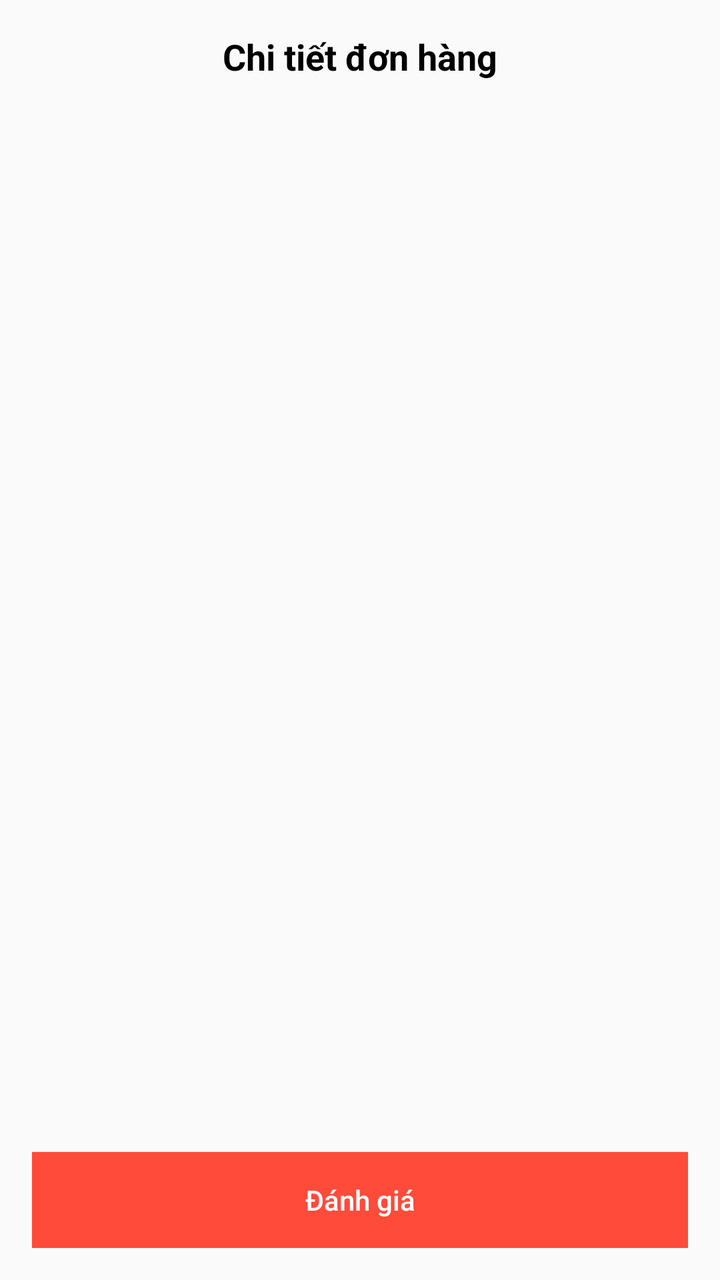
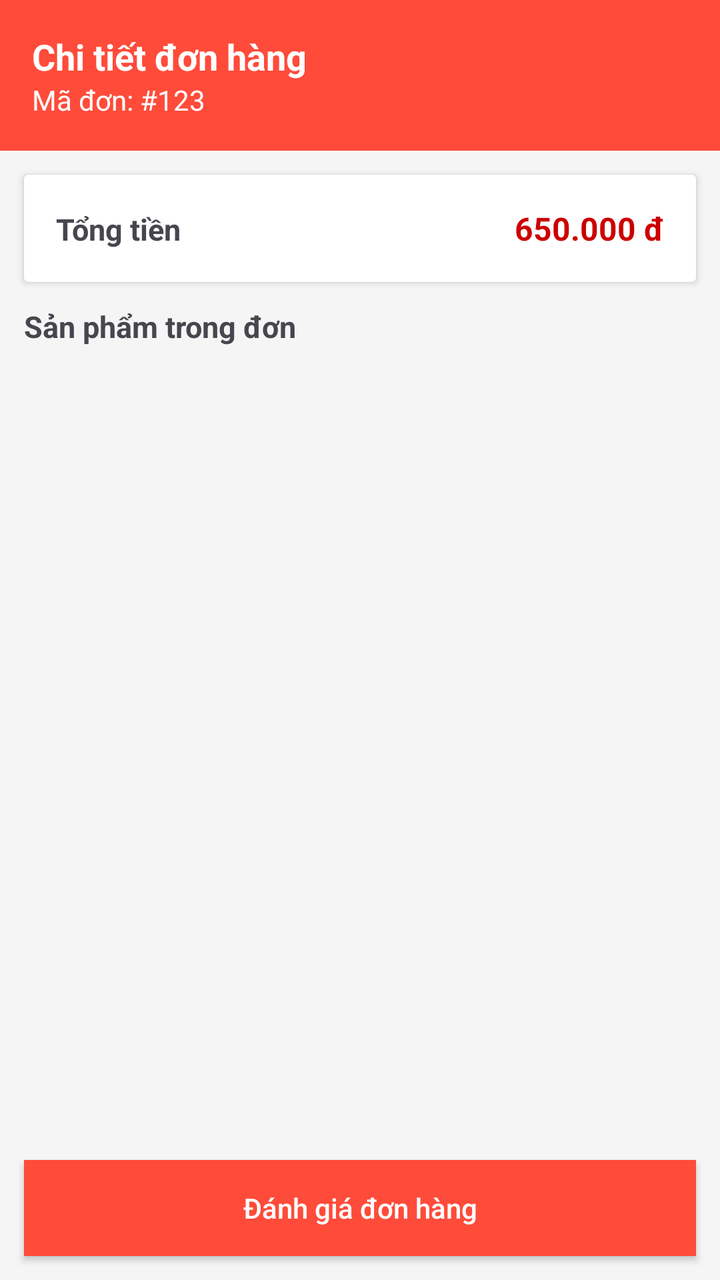

Screens rendered from an Android XML layout before and after an edit, with the pre-edit source and the edit as a unified diff.
<!-- AndroidManifest.xml: application theme Theme.Qlybandocu -->
<!-- res/layout/activity_order_detail.xml -->
<?xml version="1.0" encoding="utf-8"?>
<LinearLayout xmlns:android="http://schemas.android.com/apk/res/android"
    android:orientation="vertical"
    android:layout_width="match_parent"
    android:layout_height="match_parent"
    android:padding="16dp"
    android:background="#FAFAFA">

    
    <TextView
        android:text="Chi tiết đơn hàng"
        android:textSize="18sp"
        android:textStyle="bold"
        android:textColor="#000000"
        android:gravity="center"
        android:layout_width="match_parent"
        android:layout_height="wrap_content"
        android:layout_marginBottom="12dp"/>

    
    <androidx.recyclerview.widget.RecyclerView
        android:id="@+id/rcvOrderDetail"
        android:layout_width="match_parent"
        android:layout_height="0dp"
        android:layout_weight="1"/>

    
    <androidx.appcompat.widget.AppCompatButton
        android:id="@+id/btnReview"
        android:text="Đánh giá"
        android:textAllCaps="false"
        android:textColor="@android:color/white"
        android:background="@drawable/back_order"
        android:layout_width="match_parent"
        android:layout_height="wrap_content"
        android:layout_marginTop="12dp"/>

</LinearLayout>
<!-- resources referenced by this layout -->
<resources>
  <!-- drawable back_order (drawable) -->
  <?xml version="1.0" encoding="utf-8"?>
  <shape xmlns:android="http://schemas.android.com/apk/res/android"
      android:shape="rectangle"
      >
  <solid android:color="@color/purple_200"/>
      <corners android:radius="@dimen/_15sdp"/>
  </shape>
  <style name="Theme.Qlybandocu" parent="Base.Theme.Qlybandocu" />
  <color name="purple_200">#FFFf4b3a</color>
  <style name="Base.Theme.Qlybandocu" parent="Theme.Material3.DayNight.NoActionBar">
          
          
      </style>
</resources>

<!-- the commit's change to res/layout/activity_order_detail.xml (unified diff, before → after) -->
@@ -1,38 +1,94 @@
 <?xml version="1.0" encoding="utf-8"?>
 <LinearLayout xmlns:android="http://schemas.android.com/apk/res/android"
-    android:orientation="vertical"
+    android:id="@+id/main"
     android:layout_width="match_parent"
     android:layout_height="match_parent"
-    android:padding="16dp"
-    android:background="#FAFAFA">
+    android:orientation="vertical"
+    android:background="#F5F5F5">
+
+    
+    <LinearLayout
+        android:layout_width="match_parent"
+        android:layout_height="wrap_content"
+        android:orientation="vertical"
+        android:padding="16dp"
+        android:background="@color/purple_200">
+
+        <TextView
+            android:id="@+id/tvTitle"
+            android:layout_width="wrap_content"
+            android:layout_height="wrap_content"
+            android:text="Chi tiết đơn hàng"
+            android:textColor="@android:color/white"
+            android:textSize="18sp"
+            android:textStyle="bold"/>
+
+        <TextView
+            android:id="@+id/tvOrderId"
+            android:layout_width="wrap_content"
+            android:layout_height="wrap_content"
+            android:text="Mã đơn: #123"
+            android:textColor="@android:color/white"
+            android:textSize="14sp"/>
+    </LinearLayout>
+
+    
+    <androidx.cardview.widget.CardView
+        android:layout_width="match_parent"
+        android:layout_height="wrap_content"
+        android:layout_margin="12dp"
+        android:elevation="6dp">
+
+        <LinearLayout
+            android:layout_width="match_parent"
+            android:layout_height="wrap_content"
+            android:orientation="horizontal"
+            android:padding="16dp">
+
+            <TextView
+                android:layout_width="0dp"
+                android:layout_height="wrap_content"
+                android:layout_weight="1"
+                android:text="Tổng tiền"
+                android:textSize="15sp"
+                android:textStyle="bold"/>
+
+            <TextView
+                android:id="@+id/tvTotalPrice"
+                android:layout_width="wrap_content"
+                android:layout_height="wrap_content"
+                android:text="650.000 đ"
+                android:textColor="@android:color/holo_red_dark"
+                android:textSize="16sp"
+                android:textStyle="bold"/>
+        </LinearLayout>
+    </androidx.cardview.widget.CardView>
 
     
     <TextView
-        android:text="Chi tiết đơn hàng"
-        android:textSize="18sp"
+        android:layout_width="wrap_content"
+        android:layout_height="wrap_content"
+        android:text="Sản phẩm trong đơn"
         android:textStyle="bold"
-        android:textColor="#000000"
-        android:gravity="center"
-        android:layout_width="match_parent"
-        android:layout_height="wrap_content"
-        android:layout_marginBottom="12dp"/>
+        android:textSize="15sp"
+        android:layout_marginStart="12dp"
+        android:layout_marginBottom="4dp"/>
 
-    
     <androidx.recyclerview.widget.RecyclerView
         android:id="@+id/rcvOrderDetail"
         android:layout_width="match_parent"
         android:layout_height="0dp"
-        android:layout_weight="1"/>
+        android:layout_weight="1"
+        android:padding="8dp"/>
 
     
     <androidx.appcompat.widget.AppCompatButton
         android:id="@+id/btnReview"
-        android:text="Đánh giá"
+        android:layout_width="match_parent"
+        android:layout_height="wrap_content"
+        android:text="Đánh giá đơn hàng"
         android:textAllCaps="false"
         android:textColor="@android:color/white"
         android:background="@drawable/back_order"
-        android:layout_width="match_parent"
-        android:layout_height="wrap_content"
-        android:layout_marginTop="12dp"/>
-
+        android:layout_margin="12dp"/>
 </LinearLayout>
